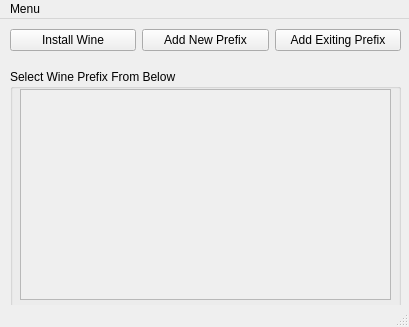
First picture: the form in ui/main.ui, repository qasem-talaee/wine-pyqt5, before the edit.
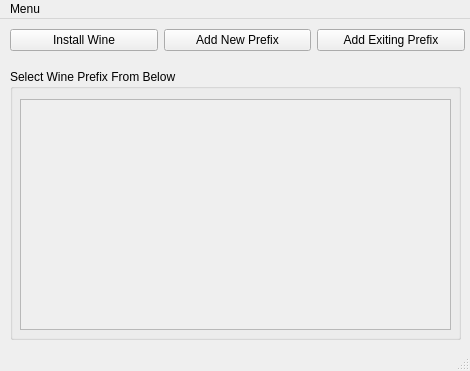
Second picture: the form after the edit. Icons and pictures are not drawn.

The edit to the form file:
```diff
--- a/ui/main.ui
+++ b/ui/main.ui
@@ -6,8 +6,8 @@
    <rect>
     <x>0</x>
     <y>0</y>
-    <width>409</width>
-    <height>327</height>
+    <width>470</width>
+    <height>371</height>
    </rect>
   </property>
   <property name="windowTitle">
@@ -22,7 +22,7 @@
      <rect>
       <x>10</x>
       <y>0</y>
-      <width>391</width>
+      <width>455</width>
       <height>42</height>
      </rect>
     </property>
@@ -91,8 +91,8 @@
      <rect>
       <x>10</x>
       <y>50</y>
-      <width>391</width>
-      <height>241</height>
+      <width>451</width>
+      <height>271</height>
      </rect>
     </property>
     <property name="title">
@@ -102,9 +102,9 @@
      <property name="geometry">
       <rect>
        <x>10</x>
-       <y>20</y>
-       <width>371</width>
-       <height>211</height>
+       <y>30</y>
+       <width>431</width>
+       <height>231</height>
       </rect>
      </property>
      <property name="widgetResizable">
@@ -118,8 +118,8 @@
        <rect>
         <x>0</x>
         <y>0</y>
-        <width>369</width>
-        <height>209</height>
+        <width>429</width>
+        <height>229</height>
        </rect>
       </property>
      </widget>
@@ -131,8 +131,8 @@
     <rect>
      <x>0</x>
      <y>0</y>
-     <width>409</width>
-     <height>21</height>
+     <width>470</width>
+     <height>22</height>
     </rect>
    </property>
    <widget class="QMenu" name="menuAbout_Me">
```
